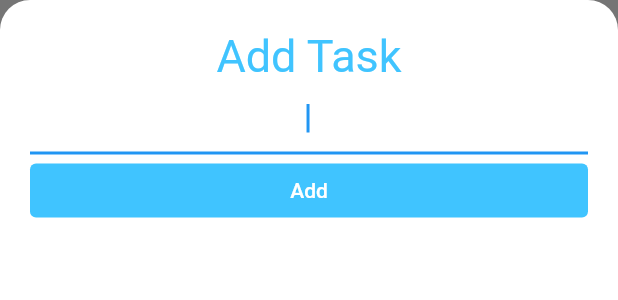
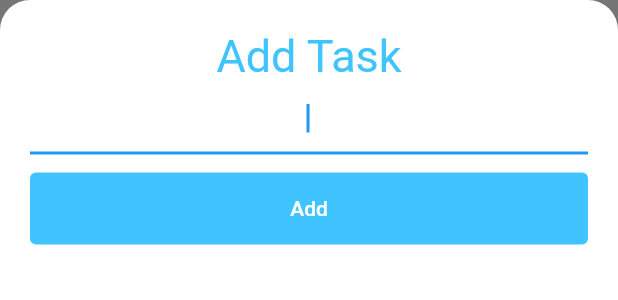
Before and after one commit to Bassem0gamal/Todoey, a Flutter app: the AddTaskScreen widget shown alone on an empty page, opened directly, on a phone screen of 412 x 824 dp. Shown: the top 300 px of the screen. Run offline on Flutter 3.47's test engine with Material 2 defaults, Android fonts, the phone set to English and light mode, and no system bars.

Commit message:
Update 27/12

```diff
--- a/lib/models/task.dart
+++ b/lib/models/task.dart
@@ -1,8 +1,8 @@
 class Task {
-  final String? name;
+  final String name;
   bool isDone;
 
-  Task({this.name, this.isDone = false});
+  Task({required this.name, this.isDone = false});
 
   void toggleDone() {
     isDone = !isDone;
--- a/lib/screens/add_task_screen.dart
+++ b/lib/screens/add_task_screen.dart
@@ -4,10 +4,11 @@ import 'package:provider/provider.dart';
 import 'package:todoey/models/task_data.dart';
 
 class AddTaskScreen extends StatelessWidget {
-  const AddTaskScreen({super.key});
+  AddTaskScreen({super.key});
 
   @override
   Widget build(BuildContext context) {
+    final GlobalKey<FormState> _key = GlobalKey();
     String? newTaskTitle;
 
     return Container(
@@ -32,26 +33,44 @@ class AddTaskScreen extends StatelessWidget {
                 color: Colors.lightBlueAccent,
               ),
             ),
-            TextField(
+            Form(
+              key: _key,
+              child: TextFormField(
+                validator: (value) {
+                  if (value == null || value.isEmpty) {
+                    return 'please enter your task';
+                  }
+                  return null;
+                },
                 autofocus: true,
                 textAlign: TextAlign.center,
                 onChanged: (newText) {
                   newTaskTitle = newText;
                 },
               ),
-            TextButton(
+            ),
+            const SizedBox(
+              height: 12.0,
+            ),
+            SizedBox(
+              height: 48.0,
+              child: TextButton(
                 style: const ButtonStyle(
                     backgroundColor:
                         MaterialStatePropertyAll(Colors.lightBlueAccent)),
                 onPressed: () {
+                  if (_key.currentState!.validate()) {
                     Provider.of<TaskData>(context, listen: false)
                         .addTask(newTaskTitle.toString());
+
                     Navigator.pop(context);
+                  }
                 },
                 child: const Text(
                   'Add',
                   style: TextStyle(
                     color: Colors.white,
+                  ),
                 ),
               ),
             ),
--- a/lib/screens/tasks_screen.dart
+++ b/lib/screens/tasks_screen.dart
@@ -21,7 +21,7 @@ class TasksScreen extends StatelessWidget {
                 builder: (context) => SingleChildScrollView(
                     child:Container(
                       padding: EdgeInsets.only(bottom: MediaQuery.of(context).viewInsets.bottom),
-                      child: AddTaskScreen(),
+                      child:  AddTaskScreen(),
                     )
                 )
             );
@@ -57,7 +57,7 @@ class TasksScreen extends StatelessWidget {
                   ),
                 ),
                 Text(
-                  '${Provider.of<TaskData>(context, listen: false).taskCount} Tasks',
+                  '${Provider.of<TaskData>(context).taskCount} Tasks',
                   style: const TextStyle(
                     color: Colors.white,
                     fontSize: 18,
@@ -76,7 +76,7 @@ class TasksScreen extends StatelessWidget {
                   topRight: Radius.circular(20.0),
                 ),
               ),
-              child: TasksList(),
+              child: const TasksList(),
             ),
           ),
         ],
```
Lines whose indentation alone changed are shown as unchanged.
